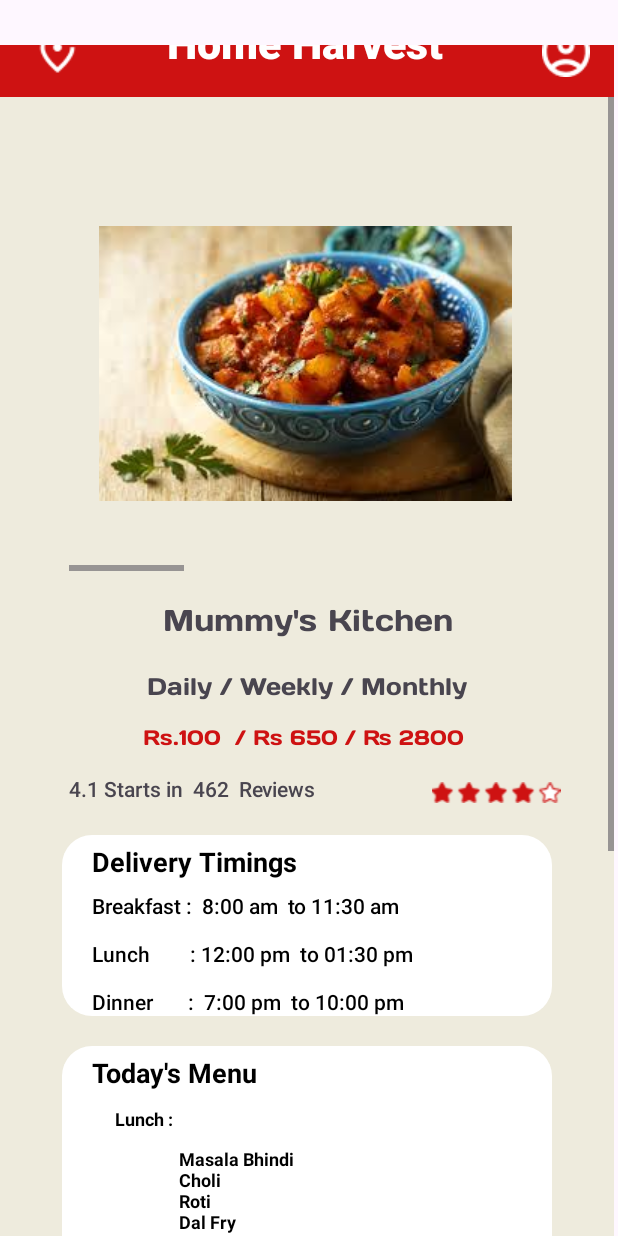
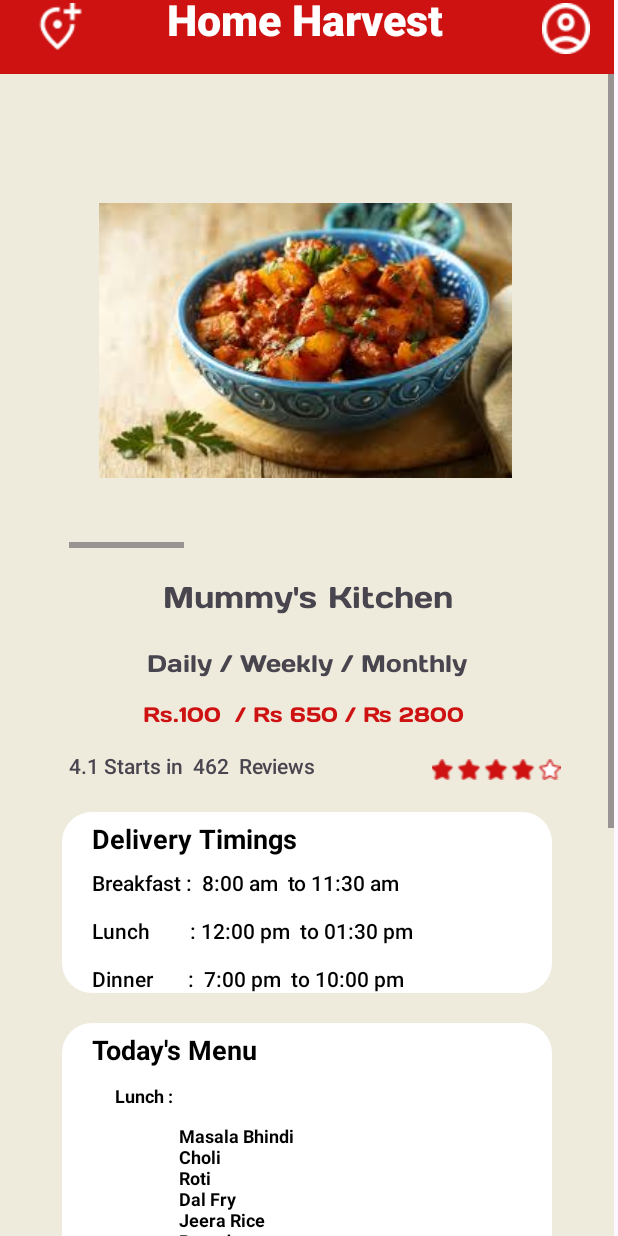
Before and after one commit to Vraj-14/monir-try, an Android app: the MainActivity2 screen opened directly, with no data from a screen before it, on a phone screen of 412 x 824 dp. Run offline under Robolectric (Android 15) with nearby library versions, the light colour scheme and no system bars; Roboto replaces fonts that are not available here.

Commit message:
commit till 28-11-24 11:11

```diff
--- a/app/src/main/AndroidManifest.xml
+++ b/app/src/main/AndroidManifest.xml
@@ -12,6 +12,9 @@
         android:supportsRtl="true"
         android:theme="@style/Theme.Monirtry"
         tools:targetApi="31">
+        <activity
+            android:name=".cart"
+            android:exported="false" />
         <activity
             android:name=".MainActivity2"
             android:exported="false" />
--- a/app/src/main/java/com/example/monir_try/MainActivity2.java
+++ b/app/src/main/java/com/example/monir_try/MainActivity2.java
@@ -2,6 +2,10 @@ package com.example.monir_try;
 
 import android.content.Intent;
 import android.os.Bundle;
+import android.util.Log;
+import android.view.View;
+import android.widget.Button;
+import android.widget.ImageView;
 
 import androidx.activity.EdgeToEdge;
 import androidx.appcompat.app.AppCompatActivity;
@@ -18,6 +22,54 @@ public class MainActivity2 extends AppCompatActivity {
 
         setContentView(R.layout.activity_main2);
 
-        Intent intent = new Intent(this, MainActivity.class);
+        ImageView imageView4 = findViewById(R.id.imageView4);
+        imageView4.setOnClickListener(new View.OnClickListener() {
+            @Override
+            public void onClick(View v) {
+                Intent intent = new Intent(MainActivity2.this, Location_1.class); //
+                startActivity(intent);
+            }
+        });
+
+        ImageView imageview20 = findViewById(R.id.imageView20);
+        imageview20.setOnClickListener(new View.OnClickListener() {
+            @Override
+            public void onClick(View view) {
+                Log.d("HomePage", "Navigating to user_profile...");
+                Intent intent = new Intent(MainActivity2.this, com.example.monir_try.user_profile.class);
+                startActivity(intent);
+                Log.d("HomePage", "Intent to user_profile started!");
+            }
+        });
+
+        Button button2 = findViewById(R.id.button2);
+        button2.setOnClickListener(new View.OnClickListener() {
+            @Override
+            public void onClick(View v) {
+                Intent intent = new Intent(MainActivity2.this, cart.class); //
+                startActivity(intent);
+            }
+        });
+
+        Button button4 = findViewById(R.id.button4);
+        button4.setOnClickListener(new View.OnClickListener() {
+            @Override
+            public void onClick(View v) {
+                Intent intent = new Intent(MainActivity2.this, cart.class); //
+                startActivity(intent);
+            }
+        });
+
+        Button button6 = findViewById(R.id.button6);
+        button6.setOnClickListener(new View.OnClickListener() {
+            @Override
+            public void onClick(View v) {
+                Intent intent = new Intent(MainActivity2.this, cart.class); //
+                startActivity(intent);
+            }
+        });
+
+
+
     }
 }
--- a/app/src/main/res/layout/activity_main2.xml
+++ b/app/src/main/res/layout/activity_main2.xml
@@ -5,7 +5,6 @@
     android:id="@+id/main"
     android:layout_width="wrap_content"
     android:layout_height="match_parent"
-    android:layout_marginTop="30dp"
     tools:context=".MainActivity2">
 
 
@@ -78,7 +77,7 @@
             <LinearLayout
                 android:layout_width="match_parent"
                 android:layout_height="wrap_content"
-                android:orientation="vertical">
+                android:orientation="vertical" >
 
                 <ScrollView
                     android:layout_width="match_parent"
@@ -209,22 +208,22 @@
                         <LinearLayout
                             android:layout_width="match_parent"
                             android:layout_height="match_parent"
+                            android:orientation="vertical"
+                            android:background="@drawable/rounded_corners"
                             android:layout_marginStart="25dp"
                             android:layout_marginTop="10dp"
-                            android:layout_marginEnd="25dp"
-                            android:background="@drawable/rounded_corners"
-                            android:orientation="vertical">
+                            android:layout_marginEnd="25dp">
 
                             <TextView
                                 android:id="@+id/textView18"
                                 android:layout_width="match_parent"
                                 android:layout_height="wrap_content"
+                                android:textStyle="bold"
+                                android:paddingTop="5dp"
                                 android:paddingLeft="20dp"
-                                android:paddingTop="5dp"
                                 android:text="Delivery Timings"
                                 android:textColor="#000000"
-                                android:textSize="18sp"
-                                android:textStyle="bold" />
+                                android:textSize="18sp" />
 
                             <TextView
                                 android:id="@+id/textView17"
@@ -243,66 +242,66 @@
                         <LinearLayout
                             android:layout_width="match_parent"
                             android:layout_height="match_parent"
+                            android:orientation="vertical"
+                            android:background="@drawable/rounded_corners"
                             android:layout_marginStart="25dp"
                             android:layout_marginTop="20dp"
-                            android:layout_marginEnd="25dp"
-                            android:background="@drawable/rounded_corners"
-                            android:orientation="vertical">
+                            android:layout_marginEnd="25dp">
 
                             <TextView
                                 android:id="@+id/textView40"
                                 android:layout_width="match_parent"
                                 android:layout_height="wrap_content"
+                                android:textStyle="bold"
+                                android:paddingTop="5dp"
                                 android:paddingLeft="20dp"
-                                android:paddingTop="5dp"
                                 android:text="Today's Menu"
                                 android:textColor="#000000"
-                                android:textSize="18sp"
-                                android:textStyle="bold" />
+                                android:textSize="18sp" />
 
                             <TextView
                                 android:id="@+id/textView41"
                                 android:layout_width="match_parent"
                                 android:layout_height="wrap_content"
+                                android:textStyle="bold"
+                                android:paddingTop="10dp"
                                 android:paddingLeft="35dp"
-                                android:paddingTop="10dp"
                                 android:text="Lunch : "
                                 android:textColor="#000000"
-                                android:textSize="12sp"
-                                android:textStyle="bold" />
+                                android:textSize="12sp" />
 
                             <TextView
                                 android:id="@+id/textView42"
                                 android:layout_width="match_parent"
                                 android:layout_height="wrap_content"
+                                android:textStyle="bold"
+                                android:paddingTop="10dp"
                                 android:paddingLeft="75dp"
-                                android:paddingTop="10dp"
                                 android:text=" Masala Bhindi \n Choli \n Roti \n Dal Fry \n Jeera Rice \n Papad"
                                 android:textColor="#000000"
-                                android:textSize="12sp"
-                                android:textStyle="bold" />
+                                android:textSize="12sp" />
 
                             <TextView
                                 android:id="@+id/textView49"
                                 android:layout_width="match_parent"
                                 android:layout_height="wrap_content"
+                                android:textStyle="bold"
+                                android:paddingTop="10dp"
                                 android:paddingLeft="35dp"
-                                android:paddingTop="10dp"
                                 android:text="Dinner : "
                                 android:textColor="#000000"
-                                android:textSize="12sp"
-                                android:textStyle="bold" />
+                                android:textSize="12sp" />
 
                             <TextView
                                 android:id="@+id/textView48"
                                 android:layout_width="match_parent"
                                 android:layout_height="wrap_content"
+                                android:textStyle="bold"
+                                android:paddingTop="10dp"
                                 android:paddingLeft="75dp"
-                                android:paddingTop="10dp"
                                 android:text=" Chole Chana \n Paneer Tikka \n Roti \n Dal Fry \n Jeera Rice \n Papad"
                                 android:textColor="#000000"
-                                android:textSize="12sp"
-                                android:textStyle="bold" />
+                                android:textSize="12sp" />
 
                             <LinearLayout
                                 android:layout_width="match_parent"
@@ -335,25 +334,25 @@
                             android:id="@+id/textView59"
                             android:layout_width="match_parent"
                             android:layout_height="wrap_content"
+                            android:text="Ala Carte Menu"
+                            android:textStyle="bold"
+                            android:textSize="18dp"
+                            android:textColor="#000000"
+                            android:background="@drawable/rounded_corners"
                             android:layout_marginStart="25dp"
                             android:layout_marginTop="20dp"
                             android:layout_marginEnd="25dp"
-                            android:background="@drawable/rounded_corners"
-                            android:paddingLeft="20dp"
                             android:paddingTop="5dp"
-                            android:text="Ala Carte Menu"
-                            android:textColor="#000000"
-                            android:textSize="18dp"
-                            android:textStyle="bold" />
+                            android:paddingLeft="20dp"/>
 
                         <LinearLayout
                             android:layout_width="match_parent"
                             android:layout_height="match_parent"
+                            android:orientation="vertical"
+                            android:background="@drawable/rounded_corners"
                             android:layout_marginStart="25dp"
                             android:layout_marginTop="20dp"
-                            android:layout_marginEnd="25dp"
-                            android:background="@drawable/rounded_corners"
-                            android:orientation="vertical">
+                            android:layout_marginEnd="25dp">
 
 
                             <ScrollView
@@ -363,7 +362,7 @@
                                 <LinearLayout
                                     android:layout_width="410dp"
                                     android:layout_height="190dp"
-                                    android:orientation="vertical">
+                                    android:orientation="vertical" >
 
                                     <LinearLayout
                                         android:layout_width="match_parent"
@@ -389,8 +388,8 @@
                                                 android:layout_width="124dp"
                                                 android:layout_height="25dp"
                                                 android:layout_marginTop="12dp"
+                                                android:paddingTop="5dp"
                                                 android:paddingLeft="20dp"
-                                                android:paddingTop="5dp"
                                                 android:text="Butter Milk"
                                                 android:textStyle="bold" />
 
@@ -400,7 +399,7 @@
                                                 android:layout_height="25dp"
                                                 android:paddingLeft="20dp"
                                                 android:text="Rs. 40"
-                                                android:textColor="#000000" />
+                                                android:textColor="#000000"/>
                                         </LinearLayout>
 
 
@@ -445,16 +444,20 @@
                                 </LinearLayout>
 
 
+
+
+
+
+
+
                             </ScrollView>
                         </LinearLayout>
 
                         <Button
-                            android:id="@+id/button5"
+                            android:id="@+id/button6"
                             android:layout_width="match_parent"
                             android:layout_height="wrap_content"
-                            android:layout_marginStart="25dp"
                             android:layout_marginTop="30dp"
-                            android:layout_marginEnd="25dp"
                             android:backgroundTint="#CE1212"
                             android:text="Subscribe"
                             android:textSize="18sp" />
@@ -465,6 +468,8 @@
             </LinearLayout>
 
 
+
+
         </ScrollView>
 
 
```
Also changed, not shown: app/src/main/java/com/example/monir_try/cart.java (added, +18 -0 lines), app/src/main/res/layout/activity_cart.xml (added, +97 -0 lines). Lines whose indentation alone changed are shown as unchanged.
